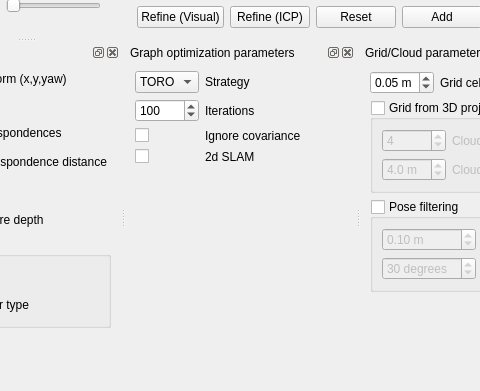
Above: guilib/src/ui/DatabaseViewer.ui from introlab/rtabmap before the change; both pictures show x 565 to 1045 and y 413 to 804 of the 1182 by 804 pixel window. Below: the same form after it.
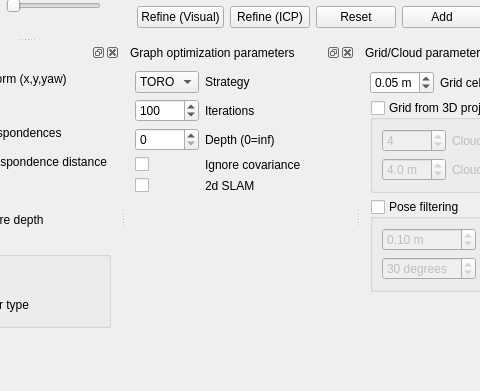
That is the form after the change. Custom widgets are drawn as their Qt base class.

Commit message: DatabaseViewer: added graph depth param. Rtabmap: when the robot is not moving, now deleting location "after" retrieval

What changed in the file:
```diff
--- a/guilib/src/ui/DatabaseViewer.ui
+++ b/guilib/src/ui/DatabaseViewer.ui
@@ -1186,7 +1186,7 @@
          </property>
         </widget>
        </item>
-       <item row="3" column="1">
+       <item row="4" column="1">
         <widget class="QLabel" name="label_41">
          <property name="text">
           <string>2d SLAM</string>
@@ -1200,24 +1200,24 @@
          </property>
         </widget>
        </item>
-       <item row="2" column="1">
+       <item row="3" column="1">
         <widget class="QLabel" name="label_34">
          <property name="text">
           <string>Ignore covariance</string>
          </property>
         </widget>
        </item>
-       <item row="2" column="0">
-        <widget class="QCheckBox" name="checkBox_ignoreCovariance">
-         <property name="text">
-          <string/>
-         </property>
-         <property name="checked">
-          <bool>false</bool>
-         </property>
-        </widget>
-       </item>
        <item row="3" column="0">
+        <widget class="QCheckBox" name="checkBox_ignoreCovariance">
+         <property name="text">
+          <string/>
+         </property>
+         <property name="checked">
+          <bool>false</bool>
+         </property>
+        </widget>
+       </item>
+       <item row="4" column="0">
         <widget class="QCheckBox" name="checkBox_2dslam">
          <property name="text">
           <string/>
@@ -1227,6 +1227,29 @@
          </property>
         </widget>
        </item>
+       <item row="2" column="1">
+        <widget class="QLabel" name="label_8">
+         <property name="text">
+          <string>Depth (0=inf)</string>
+         </property>
+        </widget>
+       </item>
+       <item row="2" column="0">
+        <widget class="QSpinBox" name="spinBox_optimizationDepth">
+         <property name="suffix">
+          <string/>
+         </property>
+         <property name="minimum">
+          <number>0</number>
+         </property>
+         <property name="maximum">
+          <number>1000</number>
+         </property>
+         <property name="value">
+          <number>0</number>
+         </property>
+        </widget>
+       </item>
       </layout>
      </item>
      <item>
```
The commit also changes 3 other files.
